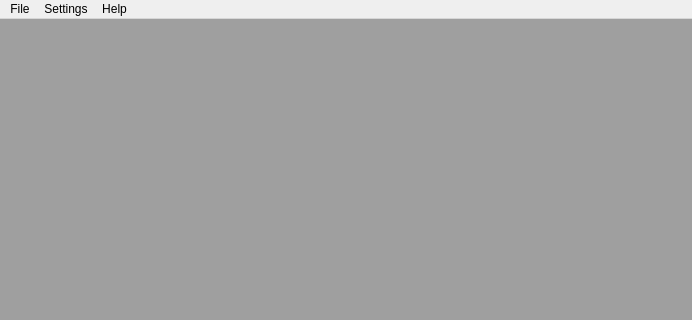
The window that NoobaFE/Forms/MainWindow.ui (noobavss/NoobaVSS) describes before a commit, drawn with Qt 5; both pictures show x 0 to 692 and y 0 to 320 of the 692 by 504 pixel window.
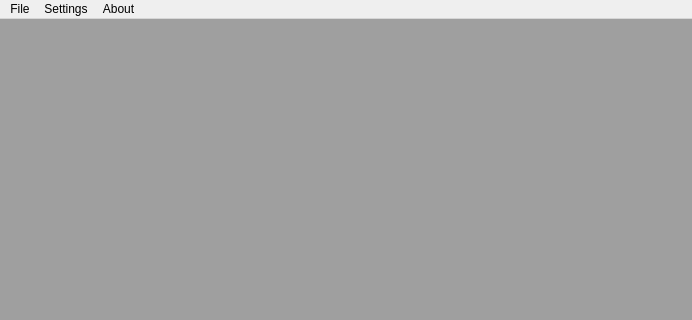
The same window after the commit. Icons and pictures are not drawn.

```diff
--- a/NoobaFE/Forms/MainWindow.ui
+++ b/NoobaFE/Forms/MainWindow.ui
@@ -190,7 +190,7 @@
    </widget>
    <widget class="QMenu" name="menuHelp">
     <property name="title">
-     <string>Help</string>
+     <string>About</string>
     </property>
     <addaction name="actionAbout_NoobaVSS"/>
    </widget>
```
Left out of the diff: 6 changed lines with no effect on the pictures.
